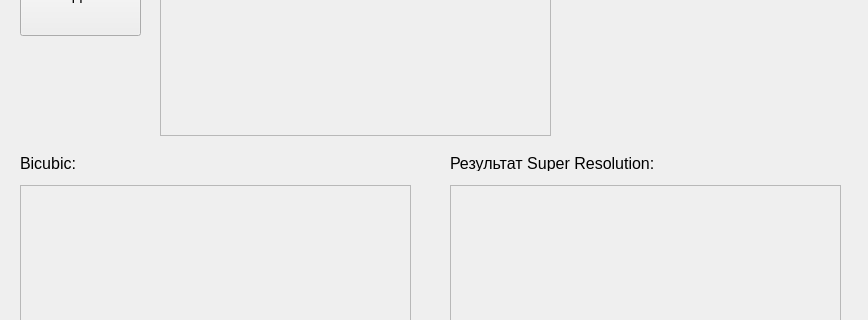
First picture: the form in isr.ui, repository rgimad/ISR_GUI, before the edit; both pictures show x 0 to 868 and y 239 to 559 of the 868 by 812 pixel window.
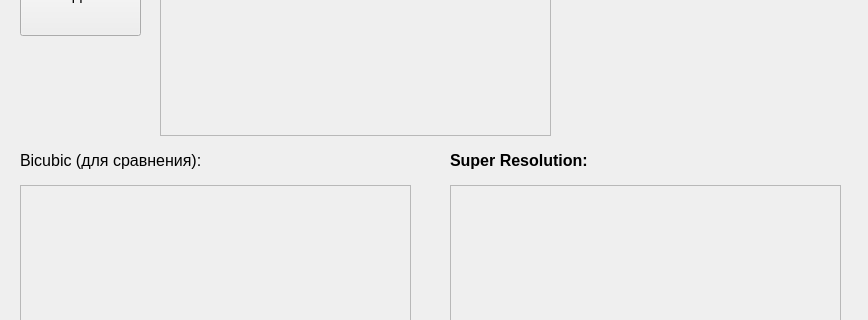
Second picture: the form after the edit.

Commit message: change cursor to waiting cursor when model works

What changed in the file:
```diff
--- a/isr.ui
+++ b/isr.ui
@@ -166,13 +166,13 @@
     <property name="geometry">
      <rect>
       <x>20</x>
-      <y>370</y>
-      <width>81</width>
-      <height>16</height>
+      <y>365</y>
+      <width>191</width>
+      <height>21</height>
      </rect>
     </property>
     <property name="text">
-     <string>Bicubic:</string>
+     <string>Bicubic (для сравнения):</string>
     </property>
    </widget>
    <widget class="QScrollArea" name="scrollAreaBicubicImage">
@@ -202,13 +202,19 @@
     <property name="geometry">
      <rect>
       <x>450</x>
-      <y>370</y>
+      <y>365</y>
       <width>221</width>
-      <height>16</height>
+      <height>21</height>
      </rect>
     </property>
+    <property name="font">
+     <font>
+      <weight>75</weight>
+      <bold>true</bold>
+     </font>
+    </property>
     <property name="text">
-     <string>Результат Super Resolution:</string>
+     <string>Super Resolution:</string>
     </property>
    </widget>
   </widget>
```
The commit also changes 1 other file.
